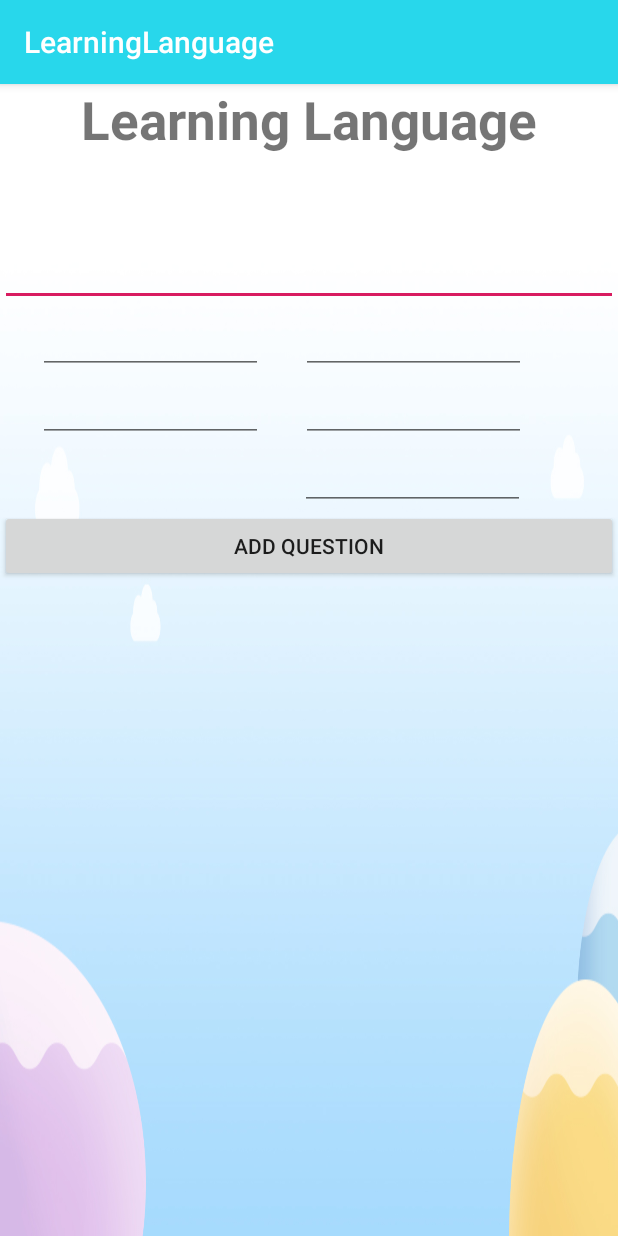
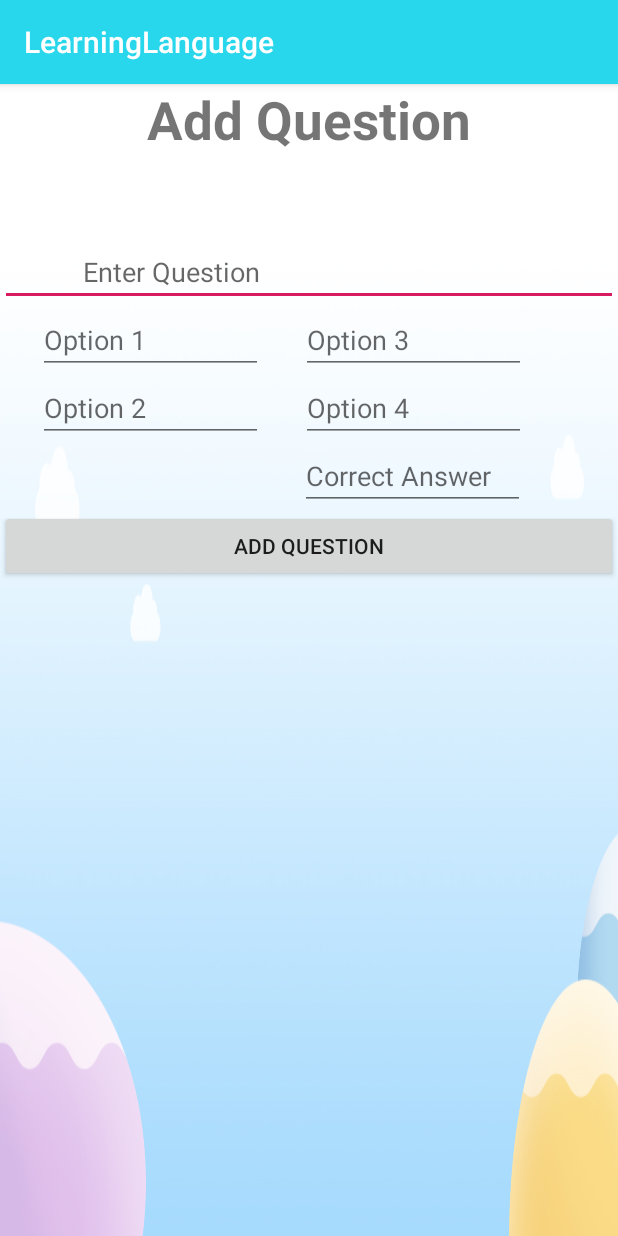
Before and after one commit to prabhjotnarwal/LearningLanguage, an Android app: the Question screen opened directly, with no data from a screen before it, on a phone screen of 412 x 824 dp. Run offline under Robolectric (Android 15) with nearby library versions, the phone set to English and light mode, and no system bars; our stand-ins replace Firebase (no records; nobody signed in at launch, a user with empty details on screens opened directly).

Commit message:
Changes in design

```diff
--- a/app/src/main/java/com/example/learninglanguage/Question.java
+++ b/app/src/main/java/com/example/learninglanguage/Question.java
@@ -7,7 +7,6 @@ import android.text.TextUtils;
 import android.view.View;
 import android.widget.Button;
 import android.widget.EditText;
-import android.widget.TextView;
 import android.widget.Toast;
 
 import com.google.firebase.database.DatabaseReference;
@@ -22,12 +21,12 @@ public class Question extends AppCompatActivity {
     protected void onCreate(Bundle savedInstanceState) {
         super.onCreate(savedInstanceState);
         setContentView(R.layout.activity_question);
-        txt1 = findViewById(R.id.textView4);
-        txt2 = findViewById(R.id.textView5);
-        txt3 = findViewById(R.id.textView6);
-        txt4 = findViewById(R.id.textView7);
-        txt5 = findViewById(R.id.textView8);
-        txt6 = findViewById(R.id.textView9);
+        txt1 = findViewById(R.id.question);
+        txt2 = findViewById(R.id.option1);
+        txt3 = findViewById(R.id.option3);
+        txt4 = findViewById(R.id.option2);
+        txt5 = findViewById(R.id.option4);
+        txt6 = findViewById(R.id.canswer);
 
         String str1 = txt1.getText().toString();
         String str2 = txt2.getText().toString();
@@ -61,7 +60,7 @@ public class Question extends AppCompatActivity {
             //To create id for data in database
             String id = db.push().getKey();
 
-            uploadLevel lev = new uploadLevel(id, str1);
+            upload_question lev = new uploadLevel(id, str1);
 
             db.child(id).setValue(lev);
 
--- a/app/src/main/res/layout/activity_question.xml
+++ b/app/src/main/res/layout/activity_question.xml
@@ -14,57 +14,68 @@
         android:layout_width="match_parent"
         android:layout_height="wrap_content"
         android:gravity="center"
+        android:text="Add Question"
         android:textSize="35sp"
-        android:textStyle="bold"
-        android:text="Learning Language" />
+        android:textStyle="bold" />
 
     <EditText
-        android:layout_marginTop="55dp"
-        android:id="@+id/textView4"
+        android:id="@+id/question"
         android:layout_width="match_parent"
         android:layout_height="wrap_content"
+        android:layout_marginTop="55dp"
+        android:hint="           Enter Question"
         android:text="" />
+
     <LinearLayout
         android:layout_width="wrap_content"
         android:layout_height="wrap_content"
         android:orientation="horizontal">
+
         <EditText
-            android:id="@+id/textView5"
+            android:id="@+id/option1"
             android:layout_width="150dp"
             android:layout_height="wrap_content"
-            android:text=""
-            android:layout_marginLeft="25dp"/>
+            android:layout_marginLeft="25dp"
+            android:hint="Option 1"
+            android:text="" />
 
         <EditText
-            android:id="@+id/textView6"
+            android:id="@+id/option3"
             android:layout_width="150dp"
             android:layout_height="wrap_content"
-            android:text=""
-            android:layout_marginLeft="25dp"/>
+            android:layout_marginLeft="25dp"
+            android:hint="Option 3"
+            android:text="" />
     </LinearLayout>
     <LinearLayout
         android:layout_width="wrap_content"
         android:layout_height="wrap_content"
         android:orientation="horizontal">
+
         <EditText
-            android:id="@+id/textView7"
+            android:id="@+id/option2"
             android:layout_width="150dp"
             android:layout_height="wrap_content"
-            android:text=""
-            android:layout_marginLeft="25dp"/>
+            android:layout_marginLeft="25dp"
+            android:hint="Option 2"
+            android:text="" />
+
         <EditText
-            android:id="@+id/textView8"
+            android:id="@+id/option4"
             android:layout_width="150dp"
             android:layout_height="wrap_content"
-            android:text=""
-            android:layout_marginLeft="25dp"/>
+            android:layout_marginLeft="25dp"
+            android:hint="Option 4"
+            android:text="" />
     </LinearLayout>
+
     <EditText
-        android:id="@+id/textView9"
+        android:id="@+id/canswer"
         android:layout_width="150dp"
         android:layout_height="wrap_content"
-        android:text=""
-        android:layout_marginLeft="200dp"/>
+        android:layout_marginLeft="200dp"
+        android:hint="Correct Answer"
+        android:text="" />
     <Button
         android:layout_width="match_parent"
         android:layout_height="wrap_content"
```
